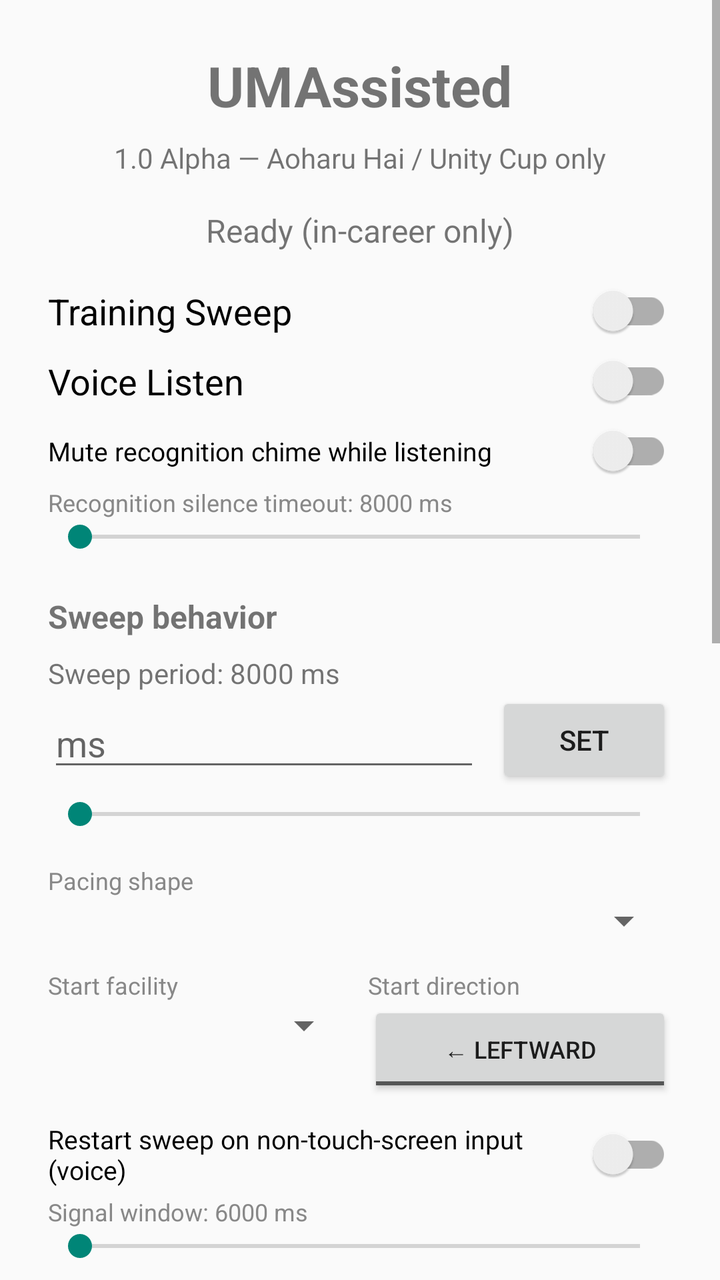
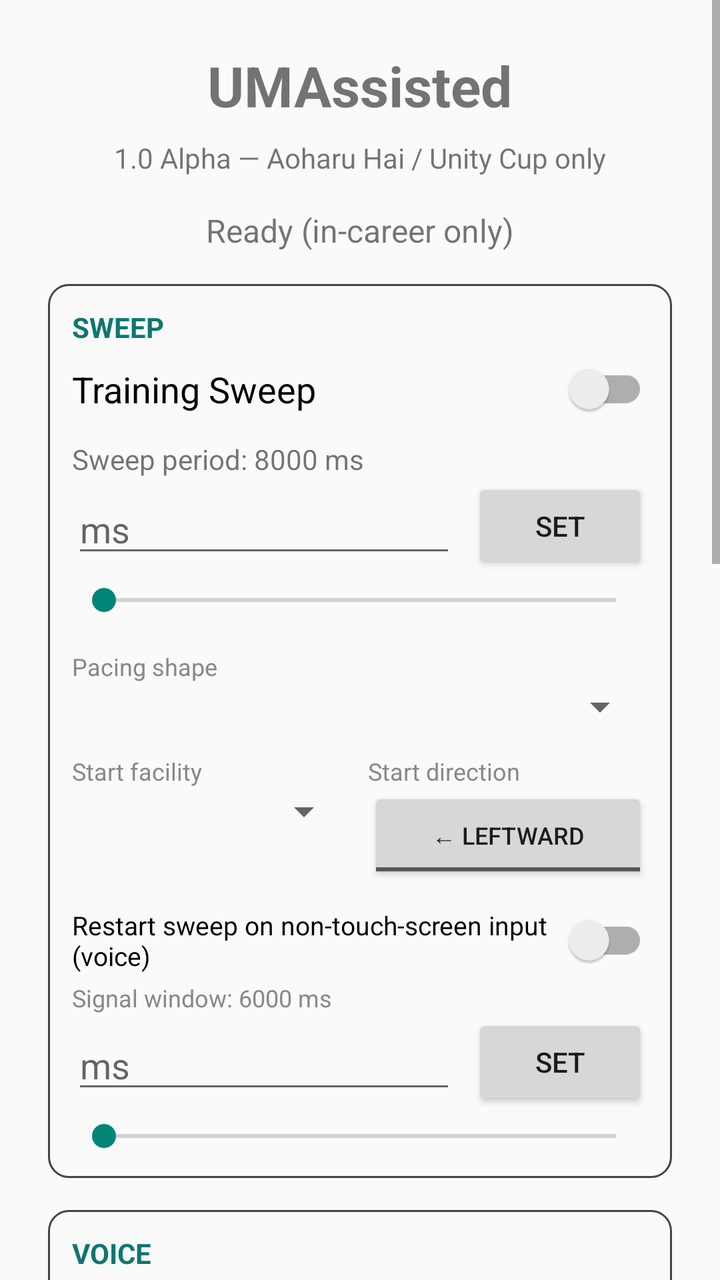

Compare the two renders of this Android layout. The source of the first and the diff that turns it into the second are given below.
<!-- AndroidManifest.xml: application theme Theme.AppCompat.Light.NoActionBar -->
<!-- res/layout/activity_main.xml -->
<?xml version="1.0" encoding="utf-8"?>
<ScrollView xmlns:android="http://schemas.android.com/apk/res/android"
    android:layout_width="match_parent"
    android:layout_height="match_parent">

<LinearLayout
    android:layout_width="match_parent"
    android:layout_height="wrap_content"
    android:orientation="vertical"
    android:padding="24dp"
    android:gravity="center_horizontal">

    <TextView
        android:layout_width="wrap_content"
        android:layout_height="wrap_content"
        android:text="@string/app_name"
        android:textSize="28sp"
        android:textStyle="bold"
        android:layout_marginBottom="8dp" />

    <TextView
        android:layout_width="wrap_content"
        android:layout_height="wrap_content"
        android:text="1.0 Alpha — Aoharu Hai / Unity Cup only"
        android:textSize="14sp"
        android:layout_marginBottom="16dp" />

    <TextView
        android:id="@+id/statusText"
        android:layout_width="wrap_content"
        android:layout_height="wrap_content"
        android:text="@string/status_ready"
        android:textSize="16sp"
        android:layout_marginBottom="16dp" />

    <androidx.appcompat.widget.SwitchCompat
        android:id="@+id/sweepSwitch"
        android:layout_width="match_parent"
        android:layout_height="wrap_content"
        android:text="@string/sweep_toggle"
        android:textSize="18sp"
        android:layout_marginBottom="8dp" />

    <androidx.appcompat.widget.SwitchCompat
        android:id="@+id/voiceSwitch"
        android:layout_width="match_parent"
        android:layout_height="wrap_content"
        android:text="@string/voice_toggle"
        android:textSize="18sp"
        android:layout_marginBottom="8dp" />

    
    <androidx.appcompat.widget.SwitchCompat
        android:id="@+id/voiceMuteChimeSwitch"
        android:layout_width="match_parent"
        android:layout_height="wrap_content"
        android:text="Mute recognition chime while listening"
        android:textSize="13sp"
        android:layout_marginBottom="4dp" />

    
    <TextView
        android:id="@+id/voiceSilenceTimeoutLabel"
        android:layout_width="match_parent"
        android:layout_height="wrap_content"
        android:text="Recognition silence timeout: 8000 ms"
        android:textSize="12sp"
        android:textColor="#888888" />

    <SeekBar
        android:id="@+id/voiceSilenceTimeoutSeekBar"
        android:layout_width="match_parent"
        android:layout_height="wrap_content"
        android:max="58000"
        android:layout_marginBottom="20dp" />

    
    <TextView
        android:layout_width="match_parent"
        android:layout_height="wrap_content"
        android:text="Sweep behavior"
        android:textSize="16sp"
        android:textStyle="bold"
        android:layout_marginBottom="8dp" />

    <TextView
        android:id="@+id/sweepPeriodLabel"
        android:layout_width="match_parent"
        android:layout_height="wrap_content"
        android:text="Sweep period: 8000 ms"
        android:textSize="14sp" />

    <LinearLayout
        android:layout_width="match_parent"
        android:layout_height="wrap_content"
        android:orientation="horizontal"
        android:gravity="center_vertical"
        android:layout_marginBottom="4dp">

        <EditText
            android:id="@+id/sweepPeriodEditText"
            android:layout_width="0dp"
            android:layout_height="wrap_content"
            android:layout_weight="1"
            android:inputType="number"
            android:hint="ms"
            android:layout_marginEnd="8dp" />

        <Button
            android:id="@+id/sweepPeriodSetButton"
            android:layout_width="wrap_content"
            android:layout_height="wrap_content"
            android:text="Set" />
    </LinearLayout>

    <SeekBar
        android:id="@+id/sweepPeriodSeekBar"
        android:layout_width="match_parent"
        android:layout_height="wrap_content"
        android:max="11"
        android:layout_marginBottom="16dp" />

    <TextView
        android:layout_width="match_parent"
        android:layout_height="wrap_content"
        android:text="Pacing shape"
        android:textSize="12sp"
        android:textColor="#888888" />

    <Spinner
        android:id="@+id/sweepPacingModeSpinner"
        android:layout_width="match_parent"
        android:layout_height="wrap_content"
        android:layout_marginBottom="12dp" />

    <LinearLayout
        android:layout_width="match_parent"
        android:layout_height="wrap_content"
        android:orientation="horizontal"
        android:layout_marginBottom="12dp">

        <LinearLayout
            android:layout_width="0dp"
            android:layout_height="wrap_content"
            android:layout_weight="1"
            android:orientation="vertical"
            android:layout_marginEnd="8dp">

            <TextView
                android:layout_width="match_parent"
                android:layout_height="wrap_content"
                android:text="Start facility"
                android:textSize="12sp"
                android:textColor="#888888" />

            <Spinner
                android:id="@+id/sweepStartFacilitySpinner"
                android:layout_width="match_parent"
                android:layout_height="wrap_content" />
        </LinearLayout>

        <LinearLayout
            android:layout_width="0dp"
            android:layout_height="wrap_content"
            android:layout_weight="1"
            android:orientation="vertical">

            <TextView
                android:layout_width="match_parent"
                android:layout_height="wrap_content"
                android:text="Start direction"
                android:textSize="12sp"
                android:textColor="#888888" />

            <ToggleButton
                android:id="@+id/sweepDirectionToggle"
                android:layout_width="match_parent"
                android:layout_height="wrap_content"
                android:textOn="Rightward →"
                android:textOff="← Leftward"
                android:textSize="12sp" />
        </LinearLayout>
    </LinearLayout>

    
    <LinearLayout
        android:id="@+id/sweepPassesGroup"
        android:layout_width="match_parent"
        android:layout_height="wrap_content"
        android:orientation="vertical"
        android:visibility="gone">

        <TextView
            android:id="@+id/sweepPassCountLabel"
            android:layout_width="match_parent"
            android:layout_height="wrap_content"
            android:text="Passes: 3"
            android:textSize="14sp" />

        <SeekBar
            android:id="@+id/sweepPassCountSeekBar"
            android:layout_width="match_parent"
            android:layout_height="wrap_content"
            android:max="5"
            android:layout_marginBottom="8dp" />

        <TextView
            android:id="@+id/sweepPassSlowdownLabel"
            android:layout_width="match_parent"
            android:layout_height="wrap_content"
            android:text="Slowdown per pass: 1.5x"
            android:textSize="14sp" />

        <SeekBar
            android:id="@+id/sweepPassSlowdownSeekBar"
            android:layout_width="match_parent"
            android:layout_height="wrap_content"
            android:max="20"
            android:layout_marginBottom="8dp" />
    </LinearLayout>

    
    <androidx.appcompat.widget.SwitchCompat
        android:id="@+id/sweepRestartOnSignalSwitch"
        android:layout_width="match_parent"
        android:layout_height="wrap_content"
        android:text="Restart sweep on non-touch-screen input (voice)"
        android:textSize="13sp"
        android:layout_marginBottom="4dp" />

    <TextView
        android:id="@+id/sweepHeartbeatWindowLabel"
        android:layout_width="match_parent"
        android:layout_height="wrap_content"
        android:text="Signal window: 6000 ms"
        android:textSize="12sp"
        android:textColor="#888888" />

    <SeekBar
        android:id="@+id/sweepHeartbeatWindowSeekBar"
        android:layout_width="match_parent"
        android:layout_height="wrap_content"
        android:max="13000"
        android:layout_marginBottom="16dp" />

    <View
        android:layout_width="match_parent"
        android:layout_height="1dp"
        android:background="#333333"
        android:layout_marginTop="8dp"
        android:layout_marginBottom="16dp" />

    <Button
        android:id="@+id/captureButton"
        android:layout_width="match_parent"
        android:layout_height="wrap_content"
        android:text="Capture &amp; Analyze (OCR)"
        android:layout_marginBottom="8dp" />

    <Button
        android:id="@+id/sweepButton"
        android:layout_width="match_parent"
        android:layout_height="wrap_content"
        android:text="Run Training Sweep (explicit)"
        android:layout_marginBottom="8dp" />

    <Button
        android:id="@+id/advanceButton"
        android:layout_width="match_parent"
        android:layout_height="wrap_content"
        android:text="Smart Advance (replay recorded choice or no-choice)"
        android:layout_marginBottom="8dp" />

    <Button
        android:id="@+id/captureAndAdvanceButton"
        android:layout_width="match_parent"
        android:layout_height="wrap_content"
        android:text="Capture + Advance if no-choice"
        android:layout_marginBottom="8dp" />

    <Button
        android:id="@+id/recordChoiceButton"
        android:layout_width="match_parent"
        android:layout_height="wrap_content"
        android:text="Record current screen as 'user advanced'"
        android:layout_marginBottom="8dp" />

    <Button
        android:id="@+id/exitCareerButton"
        android:layout_width="match_parent"
        android:layout_height="wrap_content"
        android:text="Exit Career (Give Up / Save &amp; Exit)"
        android:layout_marginBottom="8dp" />

    <Button
        android:id="@+id/scrollListButton"
        android:layout_width="match_parent"
        android:layout_height="wrap_content"
        android:text="Scroll List (when sweep armed)"
        android:layout_marginBottom="16dp" />

    <TextView
        android:layout_width="wrap_content"
        android:layout_height="wrap_content"
        android:text="Last OCR + match (first 300 chars):"
        android:textSize="12sp"
        android:layout_marginTop="8dp" />

    <TextView
        android:id="@+id/lastOcrText"
        android:layout_width="match_parent"
        android:layout_height="wrap_content"
        android:textSize="11sp"
        android:background="#222222"
        android:textColor="#AAAAAA"
        android:padding="8dp"
        android:minLines="3"
        android:layout_marginBottom="4dp" />

    <TextView
        android:id="@+id/lastMatchReason"
        android:layout_width="match_parent"
        android:layout_height="wrap_content"
        android:textSize="10sp"
        android:textColor="#888888"
        android:paddingStart="8dp"
        android:paddingEnd="8dp"
        android:layout_marginBottom="2dp" />

    <TextView
        android:id="@+id/lastSignature"
        android:layout_width="match_parent"
        android:layout_height="wrap_content"
        android:textSize="9sp"
        android:textColor="#666666"
        android:paddingStart="8dp"
        android:paddingEnd="8dp"
        android:layout_marginBottom="10dp" />

    <TextView
        android:layout_width="wrap_content"
        android:layout_height="wrap_content"
        android:text="Kill switches are always active.\nService only acts inside Umamusume."
        android:textSize="12sp"
        android:gravity="center"
        android:layout_marginTop="8dp" />

</LinearLayout>
</ScrollView>
<!-- resources referenced by this layout -->
<resources>
  <string name="app_name">UMAssisted</string>
  <string name="status_ready">Ready (in-career only)</string>
  <string name="sweep_toggle">Training Sweep</string>
  <string name="voice_toggle">Voice Listen</string>
</resources>

<!-- the commit's change to res/layout/activity_main.xml (unified diff, before → after) -->
@@ -33,215 +33,337 @@
         android:textSize="16sp"
         android:layout_marginBottom="16dp" />
 
-    <androidx.appcompat.widget.SwitchCompat
-        android:id="@+id/sweepSwitch"
-        android:layout_width="match_parent"
-        android:layout_height="wrap_content"
-        android:text="@string/sweep_toggle"
-        android:textSize="18sp"
-        android:layout_marginBottom="8dp" />
-
-    <androidx.appcompat.widget.SwitchCompat
-        android:id="@+id/voiceSwitch"
-        android:layout_width="match_parent"
-        android:layout_height="wrap_content"
-        android:text="@string/voice_toggle"
-        android:textSize="18sp"
-        android:layout_marginBottom="8dp" />
-
-    
-    <androidx.appcompat.widget.SwitchCompat
-        android:id="@+id/voiceMuteChimeSwitch"
-        android:layout_width="match_parent"
-        android:layout_height="wrap_content"
-        android:text="Mute recognition chime while listening"
-        android:textSize="13sp"
-        android:layout_marginBottom="4dp" />
-
-    
-    <TextView
-        android:id="@+id/voiceSilenceTimeoutLabel"
-        android:layout_width="match_parent"
-        android:layout_height="wrap_content"
-        android:text="Recognition silence timeout: 8000 ms"
-        android:textSize="12sp"
-        android:textColor="#888888" />
-
-    <SeekBar
-        android:id="@+id/voiceSilenceTimeoutSeekBar"
-        android:layout_width="match_parent"
-        android:layout_height="wrap_content"
-        android:max="58000"
-        android:layout_marginBottom="20dp" />
-
-    
-    <TextView
-        android:layout_width="match_parent"
-        android:layout_height="wrap_content"
-        android:text="Sweep behavior"
-        android:textSize="16sp"
-        android:textStyle="bold"
-        android:layout_marginBottom="8dp" />
-
-    <TextView
-        android:id="@+id/sweepPeriodLabel"
-        android:layout_width="match_parent"
-        android:layout_height="wrap_content"
-        android:text="Sweep period: 8000 ms"
-        android:textSize="14sp" />
-
-    <LinearLayout
-        android:layout_width="match_parent"
-        android:layout_height="wrap_content"
-        android:orientation="horizontal"
-        android:gravity="center_vertical"
-        android:layout_marginBottom="4dp">
-
-        <EditText
-            android:id="@+id/sweepPeriodEditText"
-            android:layout_width="0dp"
-            android:layout_height="wrap_content"
-            android:layout_weight="1"
-            android:inputType="number"
-            android:hint="ms"
-            android:layout_marginEnd="8dp" />
-
-        <Button
-            android:id="@+id/sweepPeriodSetButton"
-            android:layout_width="wrap_content"
-            android:layout_height="wrap_content"
-            android:text="Set" />
-    </LinearLayout>
-
-    <SeekBar
-        android:id="@+id/sweepPeriodSeekBar"
-        android:layout_width="match_parent"
-        android:layout_height="wrap_content"
-        android:max="11"
-        android:layout_marginBottom="16dp" />
-
-    <TextView
-        android:layout_width="match_parent"
-        android:layout_height="wrap_content"
-        android:text="Pacing shape"
-        android:textSize="12sp"
-        android:textColor="#888888" />
-
-    <Spinner
-        android:id="@+id/sweepPacingModeSpinner"
-        android:layout_width="match_parent"
-        android:layout_height="wrap_content"
-        android:layout_marginBottom="12dp" />
-
-    <LinearLayout
-        android:layout_width="match_parent"
-        android:layout_height="wrap_content"
-        android:orientation="horizontal"
-        android:layout_marginBottom="12dp">
-
-        <LinearLayout
-            android:layout_width="0dp"
-            android:layout_height="wrap_content"
-            android:layout_weight="1"
-            android:orientation="vertical"
-            android:layout_marginEnd="8dp">
-
-            <TextView
-                android:layout_width="match_parent"
-                android:layout_height="wrap_content"
-                android:text="Start facility"
-                android:textSize="12sp"
-                android:textColor="#888888" />
-
-            <Spinner
-                android:id="@+id/sweepStartFacilitySpinner"
-                android:layout_width="match_parent"
-                android:layout_height="wrap_content" />
-        </LinearLayout>
-
-        <LinearLayout
-            android:layout_width="0dp"
-            android:layout_height="wrap_content"
-            android:layout_weight="1"
-            android:orientation="vertical">
-
-            <TextView
-                android:layout_width="match_parent"
-                android:layout_height="wrap_content"
-                android:text="Start direction"
-                android:textSize="12sp"
-                android:textColor="#888888" />
-
-            <ToggleButton
-                android:id="@+id/sweepDirectionToggle"
-                android:layout_width="match_parent"
-                android:layout_height="wrap_content"
-                android:textOn="Rightward →"
-                android:textOff="← Leftward"
-                android:textSize="12sp" />
-        </LinearLayout>
-    </LinearLayout>
-
     
     <LinearLayout
-        android:id="@+id/sweepPassesGroup"
         android:layout_width="match_parent"
         android:layout_height="wrap_content"
         android:orientation="vertical"
-        android:visibility="gone">
-
-        <TextView
-            android:id="@+id/sweepPassCountLabel"
-            android:layout_width="match_parent"
-            android:layout_height="wrap_content"
-            android:text="Passes: 3"
+        android:background="@drawable/bg_section_box"
+        android:padding="12dp"
+        android:layout_marginBottom="16dp">
+
+        <TextView
+            android:layout_width="match_parent"
+            android:layout_height="wrap_content"
+            android:text="SWEEP"
+            android:textSize="14sp"
+            android:textStyle="bold"
+            android:textColor="#0F766E"
+            android:layout_marginBottom="8dp" />
+
+        <androidx.appcompat.widget.SwitchCompat
+            android:id="@+id/sweepSwitch"
+            android:layout_width="match_parent"
+            android:layout_height="wrap_content"
+            android:text="@string/sweep_toggle"
+            android:textSize="18sp"
+            android:layout_marginBottom="12dp" />
+
+        
+        <TextView
+            android:id="@+id/sweepPeriodLabel"
+            android:layout_width="match_parent"
+            android:layout_height="wrap_content"
+            android:text="Sweep period: 8000 ms"
             android:textSize="14sp" />
 
+        <LinearLayout
+            android:layout_width="match_parent"
+            android:layout_height="wrap_content"
+            android:orientation="horizontal"
+            android:gravity="center_vertical"
+            android:layout_marginBottom="4dp">
+
+            <EditText
+                android:id="@+id/sweepPeriodEditText"
+                android:layout_width="0dp"
+                android:layout_height="wrap_content"
+                android:layout_weight="1"
+                android:inputType="number"
+                android:hint="ms"
+                android:layout_marginEnd="8dp" />
+
+            <Button
+                android:id="@+id/sweepPeriodSetButton"
+                android:layout_width="wrap_content"
+                android:layout_height="wrap_content"
+                android:text="Set" />
+        </LinearLayout>
+
         <SeekBar
-            android:id="@+id/sweepPassCountSeekBar"
-            android:layout_width="match_parent"
-            android:layout_height="wrap_content"
-            android:max="5"
+            android:id="@+id/sweepPeriodSeekBar"
+            android:layout_width="match_parent"
+            android:layout_height="wrap_content"
+            android:max="11"
+            android:layout_marginBottom="16dp" />
+
+        <TextView
+            android:layout_width="match_parent"
+            android:layout_height="wrap_content"
+            android:text="Pacing shape"
+            android:textSize="12sp"
+            android:textColor="#888888" />
+
+        <Spinner
+            android:id="@+id/sweepPacingModeSpinner"
+            android:layout_width="match_parent"
+            android:layout_height="wrap_content"
+            android:layout_marginBottom="12dp" />
+
+        <LinearLayout
+            android:layout_width="match_parent"
+            android:layout_height="wrap_content"
+            android:orientation="horizontal"
+            android:layout_marginBottom="12dp">
+
+            <LinearLayout
+                android:layout_width="0dp"
+                android:layout_height="wrap_content"
+                android:layout_weight="1"
+                android:orientation="vertical"
+                android:layout_marginEnd="8dp">
+
+                <TextView
+                    android:layout_width="match_parent"
+                    android:layout_height="wrap_content"
+                    android:text="Start facility"
+                    android:textSize="12sp"
+                    android:textColor="#888888" />
+
+                <Spinner
+                    android:id="@+id/sweepStartFacilitySpinner"
+                    android:layout_width="match_parent"
+                    android:layout_height="wrap_content" />
+            </LinearLayout>
+
+            <LinearLayout
+                android:layout_width="0dp"
+                android:layout_height="wrap_content"
+                android:layout_weight="1"
+                android:orientation="vertical">
+
+                <TextView
+                    android:layout_width="match_parent"
+                    android:layout_height="wrap_content"
+                    android:text="Start direction"
+                    android:textSize="12sp"
+                    android:textColor="#888888" />
+
+                <ToggleButton
+                    android:id="@+id/sweepDirectionToggle"
+                    android:layout_width="match_parent"
+                    android:layout_height="wrap_content"
+                    android:textOn="Rightward →"
+                    android:textOff="← Leftward"
+                    android:textSize="12sp" />
+            </LinearLayout>
+        </LinearLayout>
+
+        
+        <LinearLayout
+            android:id="@+id/sweepPassesGroup"
+            android:layout_width="match_parent"
+            android:layout_height="wrap_content"
+            android:orientation="vertical"
+            android:visibility="gone">
+
+            <TextView
+                android:id="@+id/sweepPassCountLabel"
+                android:layout_width="match_parent"
+                android:layout_height="wrap_content"
+                android:text="Passes: 3"
+                android:textSize="14sp" />
+
+            <LinearLayout
+                android:layout_width="match_parent"
+                android:layout_height="wrap_content"
+                android:orientation="horizontal"
+                android:gravity="center_vertical"
+                android:layout_marginBottom="4dp">
+
+                <EditText
+                    android:id="@+id/sweepPassCountEditText"
+                    android:layout_width="0dp"
+                    android:layout_height="wrap_content"
+                    android:layout_weight="1"
+                    android:inputType="number"
+                    android:hint="count"
+                    android:layout_marginEnd="8dp" />
+
+                <Button
+                    android:id="@+id/sweepPassCountSetButton"
+                    android:layout_width="wrap_content"
+                    android:layout_height="wrap_content"
+                    android:text="Set" />
+            </LinearLayout>
+
+            <SeekBar
+                android:id="@+id/sweepPassCountSeekBar"
+                android:layout_width="match_parent"
+                android:layout_height="wrap_content"
+                android:max="5"
+                android:layout_marginBottom="8dp" />
+
+            <TextView
+                android:id="@+id/sweepPassSlowdownLabel"
+                android:layout_width="match_parent"
+                android:layout_height="wrap_content"
+                android:text="Slowdown per pass: 1.5x"
+                android:textSize="14sp" />
+
+            <LinearLayout
+                android:layout_width="match_parent"
+                android:layout_height="wrap_content"
+                android:orientation="horizontal"
+                android:gravity="center_vertical"
+                android:layout_marginBottom="4dp">
+
+                <EditText
+                    android:id="@+id/sweepPassSlowdownEditText"
+                    android:layout_width="0dp"
+                    android:layout_height="wrap_content"
+                    android:layout_weight="1"
+                    android:inputType="numberDecimal"
+                    android:hint="x"
+                    android:layout_marginEnd="8dp" />
+
+                <Button
+                    android:id="@+id/sweepPassSlowdownSetButton"
+                    android:layout_width="wrap_content"
+                    android:layout_height="wrap_content"
+                    android:text="Set" />
+            </LinearLayout>
+
+            <SeekBar
+                android:id="@+id/sweepPassSlowdownSeekBar"
+                android:layout_width="match_parent"
+                android:layout_height="wrap_content"
+                android:max="20"
+                android:layout_marginBottom="8dp" />
+        </LinearLayout>
+
+        
+        <androidx.appcompat.widget.SwitchCompat
+            android:id="@+id/sweepRestartOnSignalSwitch"
+            android:layout_width="match_parent"
+            android:layout_height="wrap_content"
+            android:text="Restart sweep on non-touch-screen input (voice)"
+            android:textSize="13sp"
+            android:layout_marginBottom="4dp" />
+
+        <TextView
+            android:id="@+id/sweepHeartbeatWindowLabel"
+            android:layout_width="match_parent"
+            android:layout_height="wrap_content"
+            android:text="Signal window: 6000 ms"
+            android:textSize="12sp"
+            android:textColor="#888888" />
+
+        <LinearLayout
+            android:layout_width="match_parent"
+            android:layout_height="wrap_content"
+            android:orientation="horizontal"
+            android:gravity="center_vertical"
+            android:layout_marginBottom="4dp">
+
+            <EditText
+                android:id="@+id/sweepHeartbeatWindowEditText"
+                android:layout_width="0dp"
+                android:layout_height="wrap_content"
+                android:layout_weight="1"
+                android:inputType="number"
+                android:hint="ms"
+                android:layout_marginEnd="8dp" />
+
+            <Button
+                android:id="@+id/sweepHeartbeatWindowSetButton"
+                android:layout_width="wrap_content"
+                android:layout_height="wrap_content"
+                android:text="Set" />
+        </LinearLayout>
+
+        <SeekBar
+            android:id="@+id/sweepHeartbeatWindowSeekBar"
+            android:layout_width="match_parent"
+            android:layout_height="wrap_content"
+            android:max="13000" />
+
+    </LinearLayout>
+
+    
+    <LinearLayout
+        android:layout_width="match_parent"
+        android:layout_height="wrap_content"
+        android:orientation="vertical"
+        android:background="@drawable/bg_section_box"
+        android:padding="12dp"
+        android:layout_marginBottom="16dp">
+
+        <TextView
+            android:layout_width="match_parent"
+            android:layout_height="wrap_content"
+            android:text="VOICE"
+            android:textSize="14sp"
+            android:textStyle="bold"
+            android:textColor="#0F766E"
             android:layout_marginBottom="8dp" />
 
-        <TextView
-            android:id="@+id/sweepPassSlowdownLabel"
-            android:layout_width="match_parent"
-            android:layout_height="wrap_content"
-            android:text="Slowdown per pass: 1.5x"
-            android:textSize="14sp" />
+        <androidx.appcompat.widget.SwitchCompat
+            android:id="@+id/voiceSwitch"
+            android:layout_width="match_parent"
+            android:layout_height="wrap_content"
+            android:text="@string/voice_toggle"
+            android:textSize="18sp"
+            android:layout_marginBottom="12dp" />
+
+        
+        <androidx.appcompat.widget.SwitchCompat
+            android:id="@+id/voiceMuteChimeSwitch"
+            android:layout_width="match_parent"
+            android:layout_height="wrap_content"
+            android:text="Mute recognition chime while listening"
+            android:textSize="13sp"
+            android:layout_marginBottom="4dp" />
+
+        
+        <TextView
+            android:id="@+id/voiceSilenceTimeoutLabel"
+            android:layout_width="match_parent"
+            android:layout_height="wrap_content"
+            android:text="Recognition silence timeout: 8000 ms"
+            android:textSize="12sp"
+            android:textColor="#888888" />
+
+        <LinearLayout
+            android:layout_width="match_parent"
+            android:layout_height="wrap_content"
+            android:orientation="horizontal"
+            android:gravity="center_vertical"
+            android:layout_marginBottom="4dp">
+
+            <EditText
+                android:id="@+id/voiceSilenceTimeoutEditText"
+                android:layout_width="0dp"
+                android:layout_height="wrap_content"
+                android:layout_weight="1"
+                android:inputType="number"
+                android:hint="ms"
+                android:layout_marginEnd="8dp" />
+
+            <Button
+                android:id="@+id/voiceSilenceTimeoutSetButton"
+                android:layout_width="wrap_content"
+                android:layout_height="wrap_content"
+                android:text="Set" />
+        </LinearLayout>
 
         <SeekBar
-            android:id="@+id/sweepPassSlowdownSeekBar"
-            android:layout_width="match_parent"
-            android:layout_height="wrap_content"
-            android:max="20"
-            android:layout_marginBottom="8dp" />
+            android:id="@+id/voiceSilenceTimeoutSeekBar"
+            android:layout_width="match_parent"
+            android:layout_height="wrap_content"
+            android:max="58000" />
+
     </LinearLayout>
-
-    
-    <androidx.appcompat.widget.SwitchCompat
-        android:id="@+id/sweepRestartOnSignalSwitch"
-        android:layout_width="match_parent"
-        android:layout_height="wrap_content"
-        android:text="Restart sweep on non-touch-screen input (voice)"
-        android:textSize="13sp"
-        android:layout_marginBottom="4dp" />
-
-    <TextView
-        android:id="@+id/sweepHeartbeatWindowLabel"
-        android:layout_width="match_parent"
-        android:layout_height="wrap_content"
-        android:text="Signal window: 6000 ms"
-        android:textSize="12sp"
-        android:textColor="#888888" />
-
-    <SeekBar
-        android:id="@+id/sweepHeartbeatWindowSeekBar"
-        android:layout_width="match_parent"
-        android:layout_height="wrap_content"
-        android:max="13000"
-        android:layout_marginBottom="16dp" />
 
     <View
         android:layout_width="match_parent"
<!-- resource entries referenced after the edit -->
@@ -1,5 +1,13 @@
 <!-- resources referenced by this layout -->
 <resources>
+  <!-- drawable bg_section_box (drawable) -->
+  <?xml version="1.0" encoding="utf-8"?>
+  <shape xmlns:android="http://schemas.android.com/apk/res/android"
+      android:shape="rectangle">
+      <corners android:radius="10dp" />
+      <stroke android:width="1dp" android:color="#444444" />
+      <solid android:color="#00000000" />
+  </shape>
   <string name="app_name">UMAssisted</string>
   <string name="status_ready">Ready (in-career only)</string>
   <string name="sweep_toggle">Training Sweep</string>
